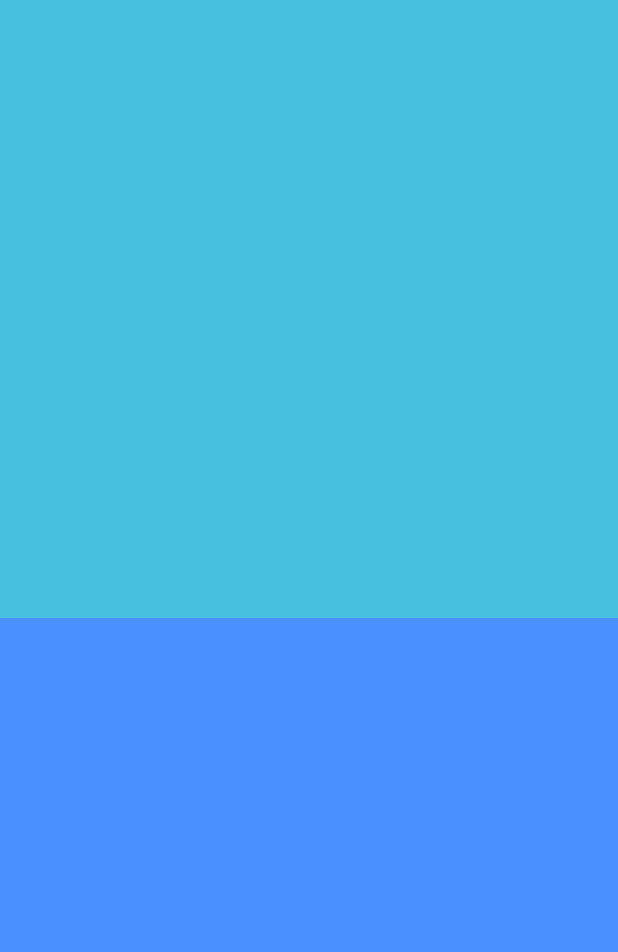
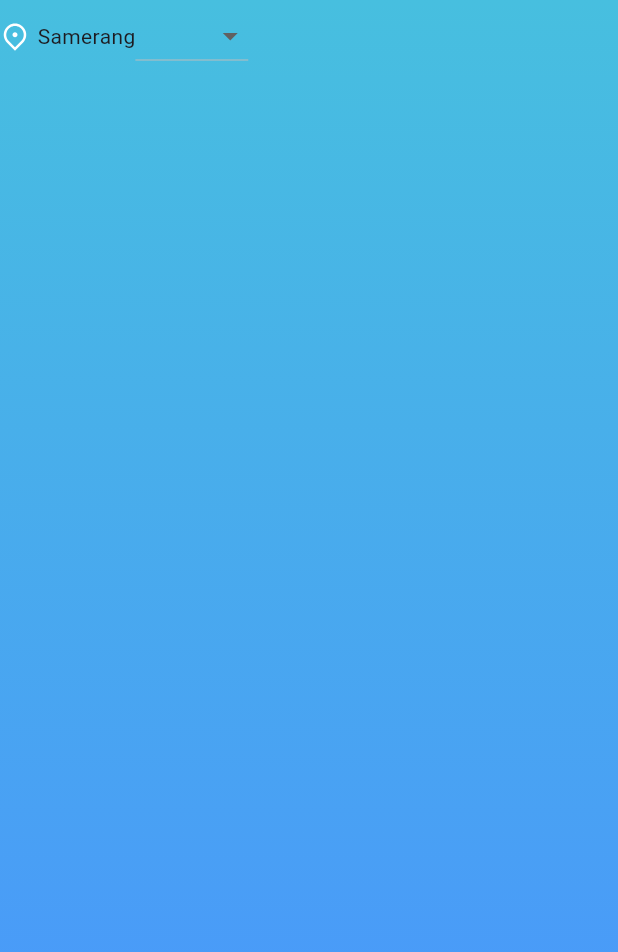
Before and after one commit to deepoceanllc/weather_app, a Flutter app: the screen it shows after launch, on a phone screen of 412 x 824 dp. Shown: the top 952 px of the screen. Run offline on Flutter 3.47's test engine with Material 2 defaults, Android fonts, the phone set to English and light mode, and no system bars; our stand-ins replace flutter_screenutil, flutter_svg, geolocator; missing offline and left inert: yandex_mapkit.

Commit message:
update home

```diff
--- a/lib/src/common/constants/app_icons.dart
+++ b/lib/src/common/constants/app_icons.dart
@@ -4,4 +4,5 @@ abstract class AppIcons {
   static const calendar = "$_path/calendar.svg";
   static const clock = "$_path/clock.svg";
   static const settings = "$_path/set.svg";
+  static const location = "$_path/location.svg";
 }
--- a/lib/src/common/widget/app.dart
+++ b/lib/src/common/widget/app.dart
@@ -1,4 +1,5 @@
 import 'package:flutter/material.dart';
+import 'package:flutter_screenutil/flutter_screenutil.dart';
 import 'package:weather_app/src/features/home/home_page.dart';
 
 class App extends StatelessWidget {
@@ -6,13 +7,22 @@ class App extends StatelessWidget {
 
   @override
   Widget build(BuildContext context) {
+    return ScreenUtilInit(
+      designSize: const Size(360, 690),
+      minTextAdapt: true,
+      splitScreenMode: true,
+      // Use builder only if you need to use library outside ScreenUtilInit context
+      builder: (_ , child) {
         return MaterialApp(
           title: 'Flutter Demo',
           theme: ThemeData(
             colorScheme: ColorScheme.fromSeed(seedColor: Colors.deepPurple),
             useMaterial3: true,
           ),
-      home: const HomePage(),
+          home: child,
+        );
+      },
+      child: const HomePage(),
     );
   }
 }
--- a/lib/src/features/home/home_page.dart
+++ b/lib/src/features/home/home_page.dart
@@ -1,4 +1,6 @@
 import 'package:flutter/material.dart';
+import 'package:flutter_screenutil/flutter_screenutil.dart';
+import 'package:flutter_svg/flutter_svg.dart';
 import 'package:weather_app/src/common/constants/app_colors.dart';
 
 class HomePage extends StatefulWidget {
@@ -9,12 +11,14 @@ class HomePage extends StatefulWidget {
 }
 
 class _HomePage extends State<HomePage> {
+  String value = '';
+
   @override
   Widget build(BuildContext context) {
-    return const Scaffold(
+    return Scaffold(
       body: SizedBox.expand(
         child: DecoratedBox(
-          decoration: BoxDecoration(
+          decoration: const BoxDecoration(
             gradient: LinearGradient(
               colors: [
                 AppColors.blue1,
@@ -22,8 +26,43 @@ class _HomePage extends State<HomePage> {
               ],
               begin: Alignment.topCenter,
               end: Alignment.bottomCenter,
-              stops: [.5,.5],
+              stops: [0, 1],
             ),
+          ),
+          child: Column(
+            children: [
+              Row(
+                children: [
+                  SvgPicture.asset(
+                    "assets/icons/location.svg",
+                    width: 20.spMin,
+                    height: 20.spMin,
+                  ),
+                  SizedBox(width: 5),
+                  const Text("Samerang"),
+                  DropdownButton(
+                    onChanged: (value) {
+                      value = value;
+                      setState(() {});
+                    },
+                    items: <String>[
+                      'Dart',
+                      'Flutter',
+                      'Java',
+                      'Python',
+                      'Swift'
+                    ].map<DropdownMenuItem<String>>(
+                      (String value) {
+                        return DropdownMenuItem<String>(
+                          value: value,
+                          child: Text(value),
+                        );
+                      },
+                    ).toList(),
+                  ),
+                ],
+              ),
+            ],
           ),
         ),
       ),
--- a/pubspec.yaml
+++ b/pubspec.yaml
@@ -25,6 +25,7 @@ dependencies:
   intl: ^0.18.1
   yandex_mapkit: ^3.3.3
   geolocator: ^10.1.0
+  flutter_svg: ^2.0.9
 
 dev_dependencies:
   flutter_test:
```
Also changed, not shown: pubspec.lock. Lines whose indentation alone changed are shown as unchanged.
